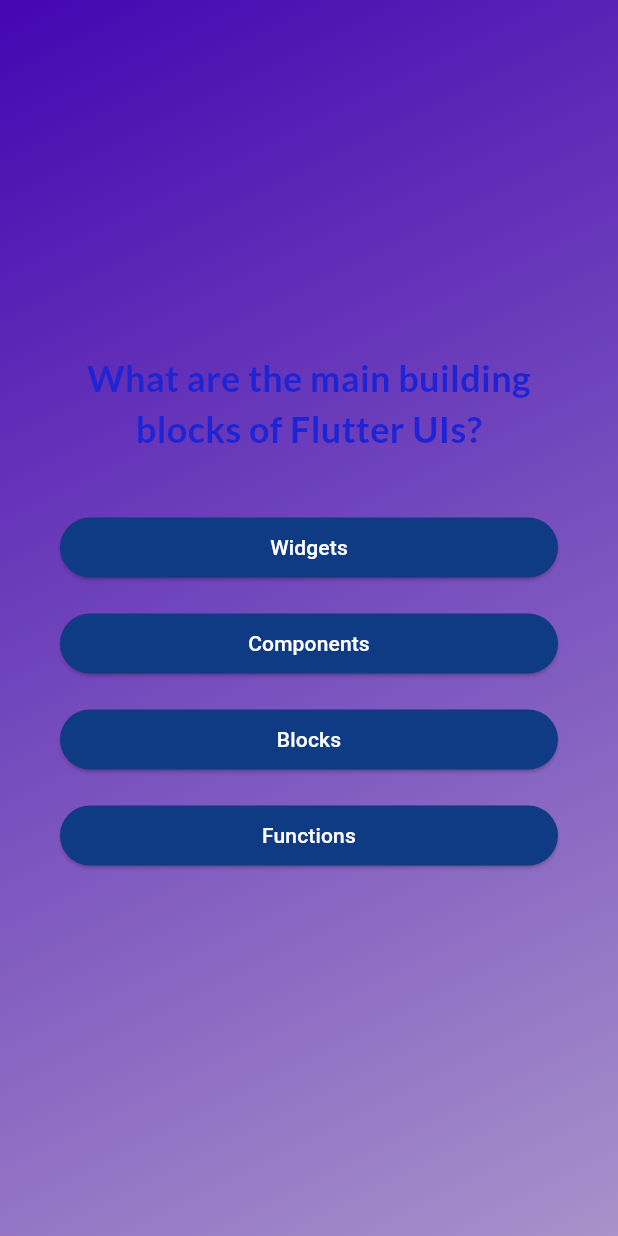
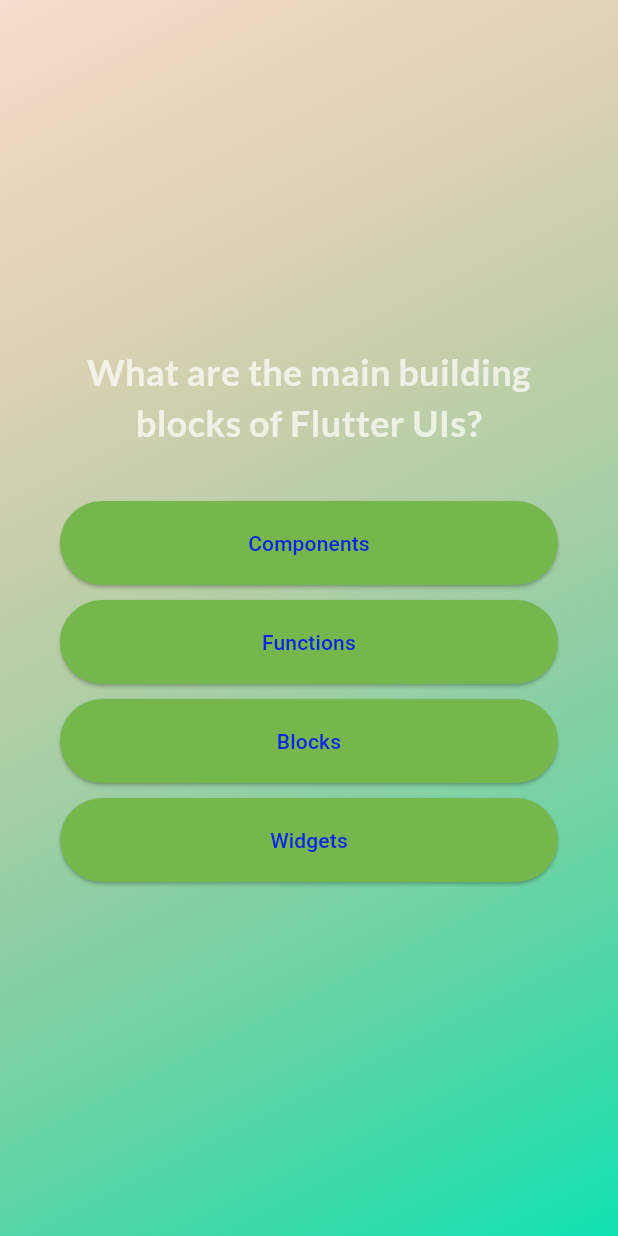
Before and after one commit to Viswanathan-19/QuizApp, a Flutter app: the screen it shows after launch, after a tap on "Start Quiz", on a phone screen of 412 x 824 dp. Run offline on Flutter 3.47's test engine with Material 3 defaults, Android fonts, the phone set to English and light mode, and no system bars; our stand-ins replace google_fonts.

```diff
--- a/lib/answer_button.dart
+++ b/lib/answer_button.dart
@@ -1,26 +1,38 @@
 import 'package:flutter/material.dart';
 
 class AnswerButton extends StatelessWidget {
-  const AnswerButton({super.key,required this.answerText,required this.onTap});
+  const AnswerButton({
+    super.key,
+    required this.answerText,
+    required this.onTap,
+  });
 
   final String answerText;
   final void Function() onTap;
 
   @override
   Widget build(BuildContext context) {
-   return ElevatedButton(
-    onPressed: onTap,
+    return ElevatedButton(
+      onPressed: onTap,
       style: ElevatedButton.styleFrom(
         padding: const EdgeInsets.symmetric(
           vertical: 10,
-        horizontal: 40,
+          horizontal: 40,
         ),
-        backgroundColor: const Color.fromARGB(255, 15, 58, 132),
-        foregroundColor: Colors.white,
-        shape: RoundedRectangleBorder(borderRadius: BorderRadius.circular(40),
+        backgroundColor: const Color.fromARGB(255, 117, 182, 77),
+        foregroundColor: const Color.fromARGB(255, 9, 36, 238),
+        shape: RoundedRectangleBorder(
+          borderRadius: BorderRadius.circular(40),
+        ),
       ),
-      ),
-        child: Text(answerText,textAlign: TextAlign.center,),
-        );
+      child: Padding(
+        padding: const EdgeInsets.symmetric(vertical: 8.0),
+        child: Text(
+          answerText,
+          textAlign: TextAlign.center,
+        ),
+      )
+      );
+
   }
 }
--- a/lib/questions_screen.dart
+++ b/lib/questions_screen.dart
@@ -1,64 +1,68 @@
 import 'package:flutter/material.dart';
+import 'package:google_fonts/google_fonts.dart';
+
 import 'package:adv_basics/answer_button.dart';
 import 'package:adv_basics/data/questions.dart';
-import 'package:google_fonts/google_fonts.dart';
 
 class QuestionsScreen extends StatefulWidget {
-  const QuestionsScreen({super.key,required this.onSelectAnswer});
+  const QuestionsScreen({
+    super.key,
+    required this.onSelectAnswer,
+  });
 
   final void Function(String answer) onSelectAnswer;
 
   @override
-  State<QuestionsScreen> createState(){
+  State<QuestionsScreen> createState() {
     return _QuestionsScreenState();
   }
 }
 
-class _QuestionsScreenState extends State<QuestionsScreen>{
-  var currentQuestionIndex=0;
+class _QuestionsScreenState extends State<QuestionsScreen> {
+  var currentQuestionIndex = 0;
 
-  void answerQuestion(String selectedAnswers){
-    widget.onSelectAnswer(selectedAnswers);
+  void answerQuestion(String selectedAnswer) {
+    widget.onSelectAnswer(selectedAnswer);
+    // currentQuestionIndex = currentQuestionIndex + 1;
+    // currentQuestionIndex += 1;
     setState(() {
-      currentQuestionIndex+=1;
+      currentQuestionIndex++; // increments the value by 1
     });
-
   }
 
   @override
-  Widget build(context){
- final currentQuestion=questions[currentQuestionIndex];
+  Widget build(context) {
+    final currentQuestion = questions[currentQuestionIndex];
 
     return SizedBox(
-      width:double.infinity,
+      width: double.infinity,
       child: Container(
         margin: const EdgeInsets.all(40),
         child: Column(
           mainAxisAlignment: MainAxisAlignment.center,
           crossAxisAlignment: CrossAxisAlignment.stretch,
-          children:  [
-          Text(currentQuestion.text ,
-          style:GoogleFonts.lato(
-            color:const Color.fromARGB(255, 30, 36, 212),
+          children: [
+            Text(
+              currentQuestion.text,
+              style: GoogleFonts.lato(
+                color: Colors.white70,
                 fontSize: 24,
                 fontWeight: FontWeight.bold,
               ),
               textAlign: TextAlign.center,
             ),
             const SizedBox(height: 30),
-         ...currentQuestion.answers.map(
-            (answer) => Padding(
-              padding: const EdgeInsets.symmetric(vertical: 8.0),
+            ...currentQuestion.getShuffledAnswers().map((answer) {
+              return Padding(
+                padding: const EdgeInsets.symmetric(vertical: 5),
                 child: AnswerButton(
                   answerText: answer,
-                onTap: (){
+                  onTap: () {
                     answerQuestion(answer);
                   },
                 ),
-              ),
-         ),
-
-
+              );
+            })
           ],
         ),
       ),
--- a/lib/quiz.dart
+++ b/lib/quiz.dart
@@ -1,12 +1,11 @@
+import 'package:flutter/material.dart';
 
-import 'package:adv_basics/questions_screen.dart';
-import 'package:flutter/material.dart';
 import 'package:adv_basics/start_screen.dart';
 import 'package:adv_basics/questions_screen.dart';
 import 'package:adv_basics/data/questions.dart';
 import 'package:adv_basics/results_screen.dart';
 
-class Quiz extends StatefulWidget{
+class Quiz extends StatefulWidget {
   const Quiz({super.key});
 
   @override
@@ -15,54 +14,63 @@ class Quiz extends StatefulWidget{
   }
 }
 
-class _QuizState extends State<Quiz>{
+class _QuizState extends State<Quiz> {
+  List<String> selectedAnswers = [];
+  var activeScreen = 'start-screen';
 
- List<String>selectedAnswers =[];
- var activeScreen='start-screen';
-
-  void switchScreen(){
+  void switchScreen() {
     setState(() {
-      activeScreen='questions-screen';
+      activeScreen = 'questions-screen';
     });
   }
 
-  void chooseAnswer(String answer){
+  void chooseAnswer(String answer) {
     selectedAnswers.add(answer);
 
-    if(selectedAnswers.length == questions.length){
-
+    if (selectedAnswers.length == questions.length) {
       setState(() {
-           activeScreen='results-screen';
+        activeScreen = 'results-screen';
       });
-
     }
   }
-@override
-  Widget build(context){
-    Widget screenWidget= StartScreen(switchScreen);
 
-  if(activeScreen == 'questions-screen'){
-    screenWidget = QuestionsScreen(onSelectAnswer: chooseAnswer,);
+  void restartQuiz() {
+    setState(() {
+      selectedAnswers = [];
+      activeScreen = 'questions-screen';
+    });
   }
 
-   if(activeScreen == 'results-screen'){
-    screenWidget= ResultsScreen(chosenAnswers: selectedAnswers,);
+  @override
+  Widget build(context) {
+    Widget screenWidget = StartScreen(switchScreen);
+
+    if (activeScreen == 'questions-screen') {
+      screenWidget = QuestionsScreen(
+        onSelectAnswer: chooseAnswer,
+      );
     }
 
-    return  MaterialApp(
+    if (activeScreen == 'results-screen') {
+      screenWidget = ResultsScreen(
+        chosenAnswers: selectedAnswers,
+        onRestart: restartQuiz,
+      );
+    }
+
+    return MaterialApp(
       home: Scaffold(
         body: Container(
           decoration: const BoxDecoration(
             gradient: LinearGradient(
-            colors:[
-               Color.fromARGB(255, 69, 6, 177),
-               Color.fromARGB(255, 167, 146, 202),
+              colors: [
+                Color.fromARGB(60, 219, 136, 42),
+                Color.fromARGB(255, 16, 226, 177),
               ],
               begin: Alignment.topLeft,
               end: Alignment.bottomRight,
             ),
           ),
-
           child: screenWidget,
         ),
       ),
--- a/lib/start_screen.dart
+++ b/lib/start_screen.dart
@@ -1,36 +1,45 @@
 import 'package:flutter/material.dart';
 import 'package:google_fonts/google_fonts.dart';
-class StartScreen extends StatelessWidget{
- const StartScreen(this.startQuiz,{super.key});
+
+class StartScreen extends StatelessWidget {
+  const StartScreen(this.startQuiz, {super.key});
 
   final void Function() startQuiz;
+
   @override
-  Widget build(context){
-    return  Center(
+  Widget build(context) {
+    return Center(
       child: Column(
         mainAxisSize: MainAxisSize.min,
         children: [
-        Image.asset('assets/images/quiz-logo.png',
-        color: const Color.fromARGB(148, 255, 255, 255),
-        width: 300),
-        SizedBox(height: 80),
-     Text('Learn Flutter the Fun Way!',
+          Image.asset(
+            'assets/images/quiz-logo.png',
+            width: 300,
+            color: const Color.fromARGB(149, 15, 54, 161),
+          ),
+          // Opacity(
+          //   opacity: 0.6,
+          //   child: Image.asset(
+          //     'assets/images/quiz-logo.png',
+          //     width: 300,
+          //   ),
+          // ),
+          const SizedBox(height: 80),
+          Text(
+            'Learn Flutter the fun way!',
             style: GoogleFonts.lato(
-            color:const Color.fromARGB(255, 220, 220, 242),
+              color: const Color.fromARGB(255, 12, 90, 226),
               fontSize: 24,
             ),
           ),
           const SizedBox(height: 30),
           OutlinedButton.icon(
-        onPressed:startQuiz,
+            onPressed: startQuiz,
             style: OutlinedButton.styleFrom(
-        foregroundColor: const Color.fromARGB(255, 30, 39, 201),
+              foregroundColor:const Color.fromARGB(255, 12, 90, 226),
             ),
-      icon:const Icon(Icons.arrow_right_alt),
-      label: const Text('Start Quiz',
-      style: TextStyle(
-      fontSize:24),
-      ),
+            icon: const Icon(Icons.arrow_right_alt),
+            label: const Text('Start Quiz'),
           )
         ],
       ),
```
Also changed, not shown: lib/questions_summary.dart (deleted, +0 -26 lines), lib/questions_summary/question_identifier.dart (added, +35 -0 lines), lib/questions_summary/questions_summary.dart (added, +25 -0 lines), lib/questions_summary/summary_item.dart (added, +58 -0 lines), lib/results_screen.dart (+51 -14 lines). Lines whose indentation alone changed are shown as unchanged.
